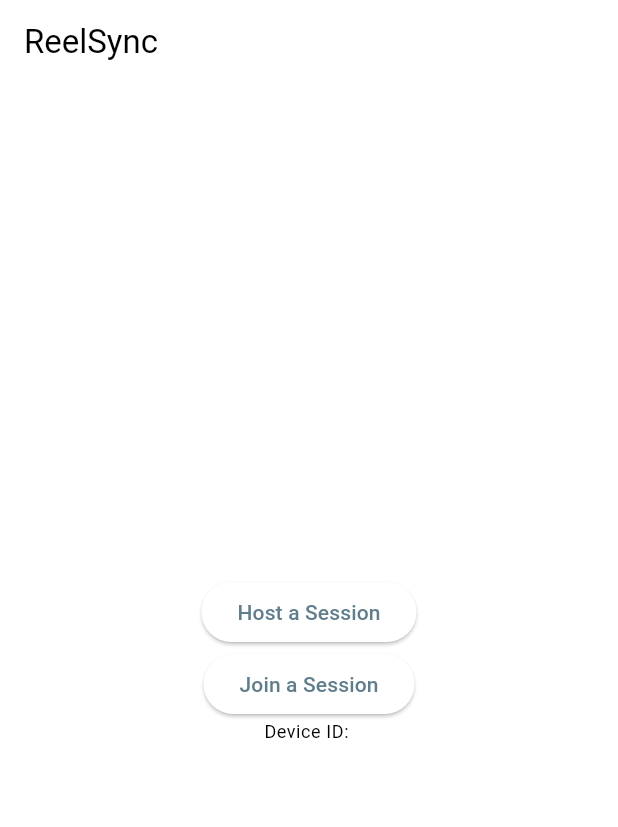
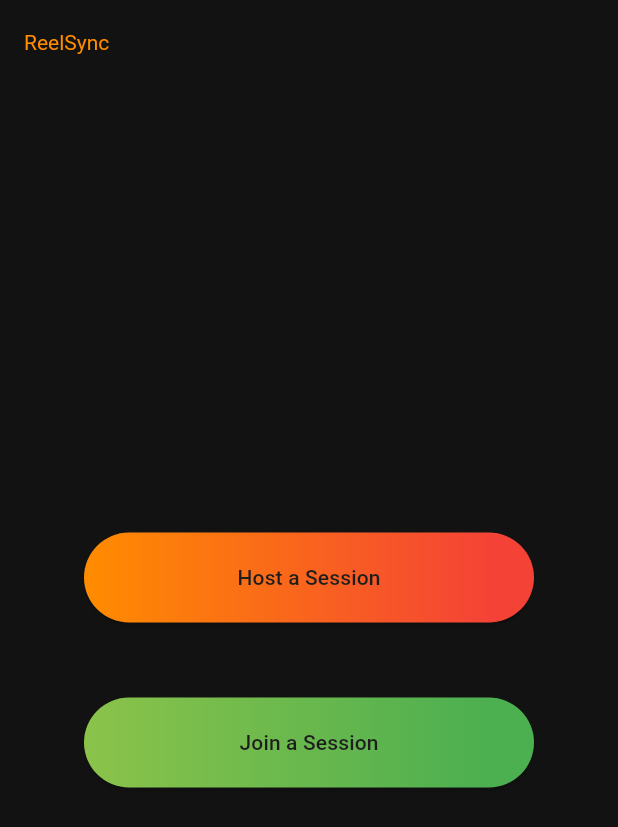
Before and after one commit to jabe0043/flutter-movie-night-app, a Flutter app: the screen it shows after launch, on a phone screen of 412 x 824 dp. Shown: the top 827 px of the screen. Run offline on Flutter 3.47's test engine with Material 3 defaults, Android fonts, the phone set to English and light mode, and no system bars; missing offline and left inert: platform_device_id.

```diff
--- a/lib/app.dart
+++ b/lib/app.dart
@@ -18,7 +18,23 @@ class _MyAppState extends State<MyApp> {
   Widget build(BuildContext context) {
     return MaterialApp(
       theme: ThemeData(
-        colorScheme: ColorScheme.fromSwatch(primarySwatch: Colors.blueGrey),
+        scaffoldBackgroundColor: const Color(0xFF121212), //1
+        colorScheme: ColorScheme(
+          brightness: Brightness.dark,
+          primary: const Color(0xFF1d1d1d), //2
+          onPrimary: const Color(0xFFFF8C00), //orange 1
+          secondary: const Color(0xFF252525), //4
+          onSecondary: Colors.black,
+          tertiary: const Color(0xFF8BC34A),
+          onTertiary: const Color(0xFF4CAF50),
+          // onTertiary: const Color(0xFF43A047),
+          error: Colors.red,
+          onError: Colors.red.shade900,
+          background: const Color(0xFF121212), //2
+          onBackground: const Color(0xFFFFFFFF),
+          surface: const Color(0xFF1d1d1d),
+          onSurface: const Color(0xFF222222),
+        ),
       ),
       initialRoute: "/welcome",
       builder: (context, child) {
--- a/lib/pages/vote_page.dart
+++ b/lib/pages/vote_page.dart
@@ -142,7 +142,7 @@ class _VotePageState extends State<VotePage> {
       backgroundColor: Colors.black,
       shape: const RoundedRectangleBorder(
           borderRadius: BorderRadius.vertical(top: Radius.circular(30))),
-      builder: (context) => Container(
+      builder: (context) => SizedBox(
         height: 500,
         child: Padding(
           padding: const EdgeInsets.all(12),
--- a/lib/pages/welcome_page.dart
+++ b/lib/pages/welcome_page.dart
@@ -2,10 +2,52 @@ import 'package:flutter/material.dart';
 import 'package:provider/provider.dart';
 import 'package:movie_night_app/provider/movie_session_provider.dart';
 
-class WelcomePage extends StatelessWidget {
+class WelcomePage extends StatefulWidget {
   const WelcomePage({Key? key}) : super(key: key);
 
-//host: {data: {message: new session created., code: 9902, session_id: 0e40349e-3aab-4183-844a-63bc2a640bd5}}
+  @override
+  State<WelcomePage> createState() => _WelcomePageState();
+}
+
+class _WelcomePageState extends State<WelcomePage>
+    with SingleTickerProviderStateMixin {
+  late AnimationController _controller;
+  late Animation<Alignment> _bottomAlignmentAnimation;
+
+  @override
+  void initState() {
+    super.initState();
+    _controller =
+        AnimationController(vsync: this, duration: const Duration(seconds: 4));
+
+//Button Gradient animations
+    _bottomAlignmentAnimation = TweenSequence<Alignment>(
+      [
+        TweenSequenceItem<Alignment>(
+          tween: Tween<Alignment>(
+              begin: Alignment.centerRight, end: Alignment.center),
+          weight: 1,
+        ),
+        TweenSequenceItem<Alignment>(
+          tween: Tween<Alignment>(
+              begin: Alignment.center, end: Alignment.centerRight),
+          weight: 1,
+        ),
+        TweenSequenceItem<Alignment>(
+          tween: Tween<Alignment>(
+              begin: Alignment.centerRight, end: Alignment.center),
+          weight: 1,
+        ),
+        TweenSequenceItem<Alignment>(
+          tween: Tween<Alignment>(
+              begin: Alignment.center, end: Alignment.centerRight),
+          weight: 1,
+        ),
+      ],
+    ).animate(_controller);
+
+    _controller.repeat();
+  }
 
   @override
   Widget build(BuildContext context) {
@@ -13,43 +55,90 @@ class WelcomePage extends StatelessWidget {
       builder: (context, movieSessionProvider, child) => Scaffold(
         appBar: AppBar(
             title: const Text('ReelSync'),
-        ),
+            titleTextStyle:
+                TextStyle(color: Theme.of(context).colorScheme.onPrimary),
+            backgroundColor: Theme.of(context).colorScheme.background),
         //BODY
         body: Padding(
           padding: const EdgeInsets.all(16),
+          child: Center(
             child: Column(
               mainAxisAlignment: MainAxisAlignment.center,
               children: [
-              //HOSTING A SESSION
                 ElevatedButton(
                   onPressed: () async {
-                  //build and fetch
                     try {
                       await movieSessionProvider.setMovieNightUrl(
                           SessionType.host, null, null, null);
-                    Navigator.pushNamed(context, '/host');
                     } catch (e) {
                       print("error");
                     }
+                    Navigator.pushNamed(context, '/host');
                   },
-                child: const Text('Host a Session'),
+                  style: ElevatedButton.styleFrom(
+                    padding: EdgeInsets.zero,
                   ),
+                  child: AnimatedBuilder(
+                    animation: _controller,
+                    builder: (context, _) {
+                      return Container(
+                        width: 300,
+                        height: 60,
+                        decoration: BoxDecoration(
+                          gradient: LinearGradient(
+                            colors: [
+                              Theme.of(context).colorScheme.onPrimary,
+                              Theme.of(context).colorScheme.error,
+                            ],
+                            end: _bottomAlignmentAnimation.value,
+                          ),
+                          borderRadius: BorderRadius.circular(50),
+                        ),
+                        child: const Center(
+                          child: Text('Host a Session'),
+                        ),
+                      );
+                    },
+                  ),
+                ),
+
+                const SizedBox(height: 50),
+
+                //Joining a session
                 ElevatedButton(
                   onPressed: () {
                     Navigator.pushNamed(context, '/join');
                   },
-                child: const Text('Join a Session'),
+                  style: ElevatedButton.styleFrom(
+                      padding: const EdgeInsets.all(0)),
+                  child: AnimatedBuilder(
+                    animation: _controller,
+                    builder: (context, _) {
+                      return Container(
+                        width: 300,
+                        height: 60,
+                        decoration: BoxDecoration(
+                          gradient: LinearGradient(
+                            colors: [
+                              Theme.of(context).colorScheme.tertiary,
+                              Theme.of(context).colorScheme.onTertiary,
+                            ],
+                            end: _bottomAlignmentAnimation.value,
                           ),
-              Center(
-                child: Text(
-                  "Device ID: ${movieSessionProvider.deviceId}",
-                  style: Theme.of(context).textTheme.bodySmall,
+                          borderRadius: BorderRadius.circular(50),
+                        ),
+                        child: const Center(
+                          child: Text('Join a Session'),
+                        ),
+                      );
+                    },
                   ),
                 ),
               ],
             ),
           ),
         ),
+      ),
     );
   }
 }
```
Lines whose indentation alone changed are shown as unchanged.
